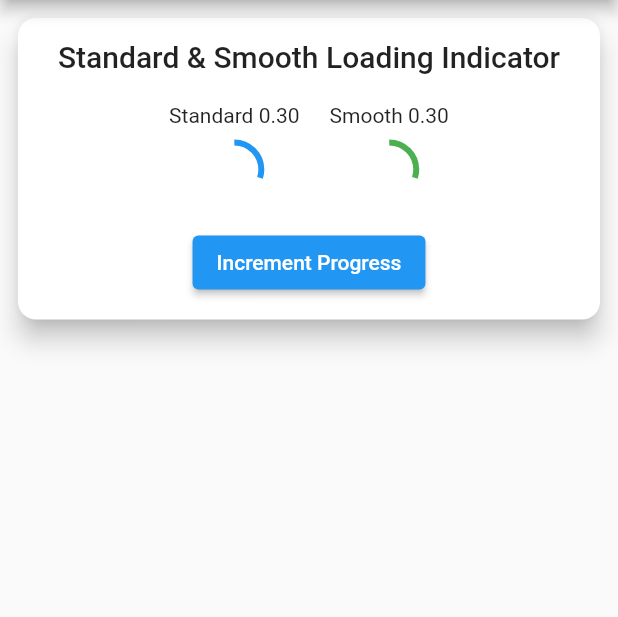
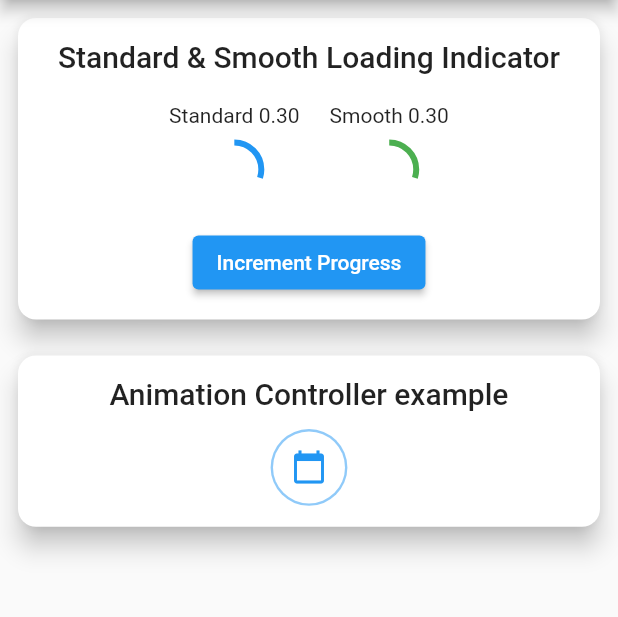
Before and after one commit to jArecki444/Sandbox_Practice_Flutter, a Flutter app: the screen it shows after launch, on a phone screen of 412 x 824 dp, the part 84-701 px from its top. Run offline on Flutter 3.47's test engine with Material 2 defaults, Android fonts, the phone set to English and light mode, and no system bars.

Commit message:
Animated icon using AnimationController

```diff
--- /dev/null
+++ b/lib/animations/explicit/icon.dart
@@ -0,0 +1,64 @@
+import 'package:flutter/material.dart';
+
+class AnimatedRadiatingIcon extends StatefulWidget {
+  const AnimatedRadiatingIcon({Key? key}) : super(key: key);
+
+  @override
+  _AnimatedRadiatingIconState createState() => _AnimatedRadiatingIconState();
+}
+
+class _AnimatedRadiatingIconState extends State<AnimatedRadiatingIcon>
+    with TickerProviderStateMixin {
+  late AnimationController animationController;
+
+  @override
+  void initState() {
+    super.initState();
+    animationController = AnimationController(
+      vsync: this,
+      duration: const Duration(seconds: 1),
+    )
+      ..forward()
+      ..repeat(reverse: true);
+  }
+
+  @override
+  void dispose() {
+    animationController.dispose();
+    super.dispose();
+  }
+
+  @override
+  Widget build(BuildContext context) {
+    return Center(
+      child: AnimatedBuilder(
+        animation: animationController,
+        builder: (context, child) {
+          //print('animationController.value: ${animationController.value}');
+
+          return Container(
+            decoration: ShapeDecoration(
+              color: Colors.blue.withOpacity(0.5),
+              shape: const CircleBorder(),
+            ),
+            child: Padding(
+              padding: EdgeInsets.all(8.0 * animationController.value),
+              child: child, //its the padding that is changing with time
+            ),
+          );
+        },
+        child: DecoratedBox(
+          decoration: const ShapeDecoration(
+            color: Colors.white,
+            shape: CircleBorder(),
+          ),
+          child: IconButton(
+            onPressed: () {},
+            color: Colors.blue,
+            icon: const Icon(Icons.calendar_today, size: 24),
+          ),
+        ),
+      ),
+    );
+  }
+}
--- /dev/null
+++ b/lib/cards/animated_icons.dart
@@ -0,0 +1,28 @@
+import 'package:flutter/material.dart';
+import 'package:sandbox_practice_flutter/animations/explicit/icon.dart';
+
+class AnimatedIconsCard extends StatelessWidget {
+  const AnimatedIconsCard({Key? key}) : super(key: key);
+
+  @override
+  Widget build(BuildContext context) {
+    return Card(
+      margin: const EdgeInsets.all(12.0),
+      shape: RoundedRectangleBorder(
+        borderRadius: BorderRadius.circular(12.0),
+      ),
+      elevation: 7,
+      child: Padding(
+        padding: const EdgeInsets.all(14.0),
+        child: Column(
+          children: [
+            Text('Animation Controller example',
+                style: Theme.of(context).textTheme.headline6),
+            SizedBox(height: 12),
+            AnimatedRadiatingIcon(),
+          ],
+        ),
+      ),
+    );
+  }
+}
--- a/lib/main.dart
+++ b/lib/main.dart
@@ -1,4 +1,5 @@
 import 'package:flutter/material.dart';
+import 'package:sandbox_practice_flutter/cards/animated_icons.dart';
 
 import 'cards/animated_progress_indicator.dart';
 
@@ -54,6 +55,7 @@
         children: <Widget>[
           AnimatedProgressIndicatorCard(
               incrementProgress: _incrementProgress, progress: _progress),
+          AnimatedIconsCard(),
         ],
       ),
     );
```
